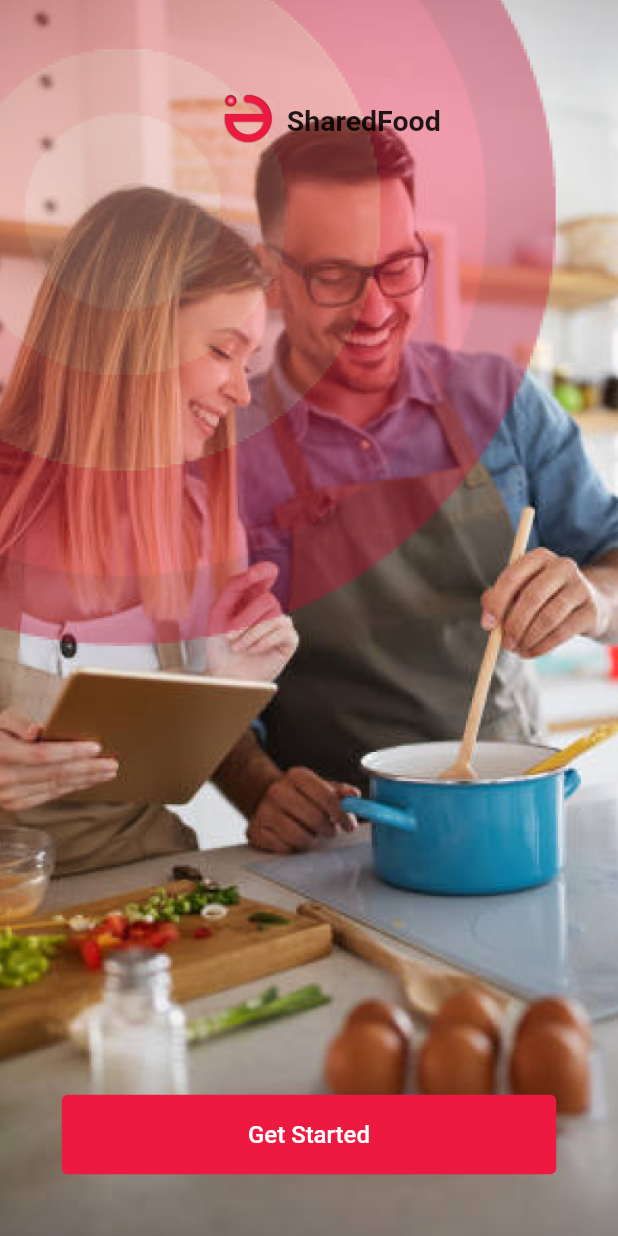
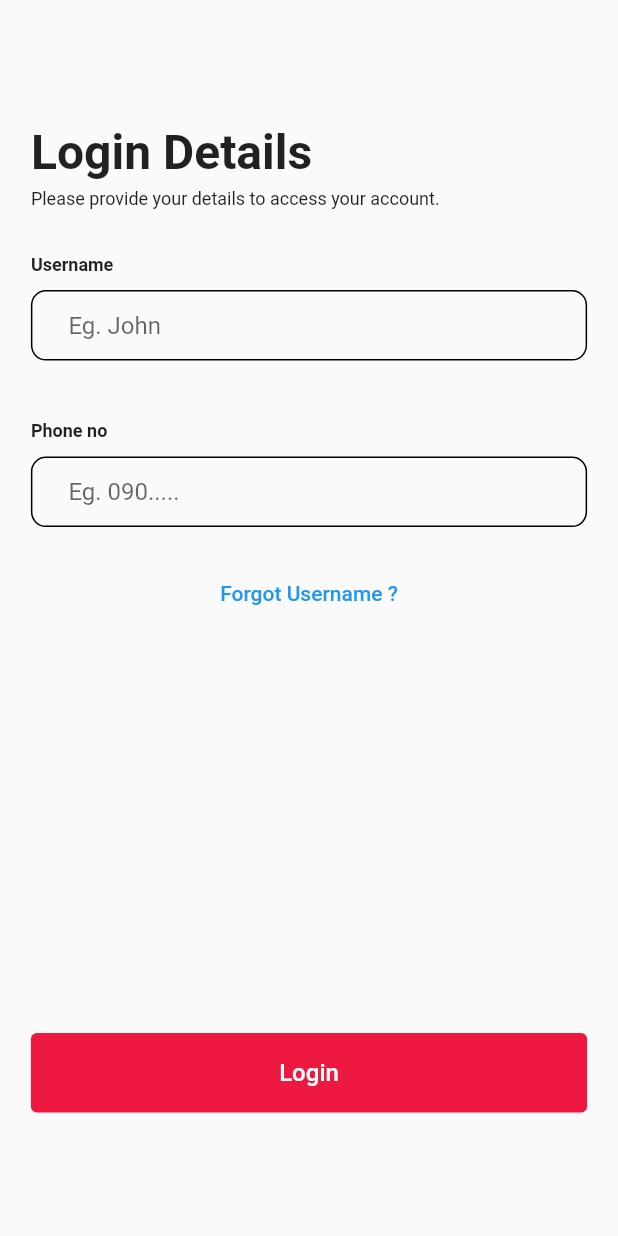
Before and after one commit to festgo12/shareFood_mobile, a Flutter app: the GetStartedScreen screen opened by its route, after a tap on "Get Started", on a phone screen of 412 x 824 dp. Run offline on Flutter 3.47's test engine with Material 2 defaults, Android fonts, the phone set to English and light mode, and no system bars; our stand-ins replace country_picker.

Commit message:
built login screen and verify phone screen

```diff
--- a/lib/core/route_names.dart
+++ b/lib/core/route_names.dart
@@ -1,5 +1,8 @@
 import 'package:flutter/cupertino.dart';
 import 'package:flutter/material.dart';
+import 'package:shared_food/ui/screens/auth_screen/login_screen.dart';
+import 'package:shared_food/ui/screens/auth_screen/otp_screen.dart';
+import 'package:shared_food/ui/screens/auth_screen/verify_mobile_num_screen.dart';
 import 'package:shared_food/ui/screens/onboarding_screens/get_started_screen.dart';
 import 'package:shared_food/ui/screens/onboarding_screens/onboarding_screen.dart';
 import '../ui/screens/splash_screen.dart';
@@ -9,6 +12,9 @@ class RouteNames{
   static const String splashScreen = 'splashScreen';
   static const String onBoardingScreen = 'onBoardingScreen';
   static const String getStartedScreen = 'getStartedScreen';
+  static const String loginScreen = 'loginScreen';
+  static const String verifyMobileScreen = 'verifyMobileScreen';
+  static const String otpScreen = 'otpScreen';
 
 
 
@@ -16,6 +22,9 @@ class RouteNames{
     splashScreen: (context) => const SplashScreen(),
     onBoardingScreen: (context) => const OnBoardingScreen(),
     getStartedScreen: (context) => const GetStartedScreen(),
+    loginScreen: (context) => const LoginScreen(),
+    verifyMobileScreen: (context) => const VerifyMobileScreen(),
+    otpScreen: (context) => const OtpScreen(),
   };
 
 
@@ -27,6 +36,12 @@ class RouteNames{
         return MaterialPageRoute(builder: (context) => const OnBoardingScreen());
       case getStartedScreen:
         return MaterialPageRoute(builder: (context) => const GetStartedScreen());
+      case loginScreen:
+        return MaterialPageRoute(builder: (context) => const LoginScreen());
+      case verifyMobileScreen:
+        return MaterialPageRoute(builder: (context) => const VerifyMobileScreen());
+      case otpScreen:
+        return MaterialPageRoute(builder: (context) => const OtpScreen());
 
     //Default Route is error route
       default:
--- /dev/null
+++ b/lib/ui/screens/auth_screen/login_screen.dart
@@ -0,0 +1,78 @@
+import 'package:flutter/material.dart';
+import 'package:shared_food/ui/size_config/size_config_impl2.dart';
+import 'package:shared_food/widgets/custom_botton.dart';
+import 'package:shared_food/widgets/custom_textField.dart';
+
+import '../../../core/route_names.dart';
+
+class LoginScreen extends StatefulWidget {
+  const LoginScreen({Key? key}) : super(key: key);
+
+  @override
+  State<LoginScreen> createState() => _LoginScreenState();
+}
+
+class _LoginScreenState extends State<LoginScreen> {
+  @override
+  Widget build(BuildContext context) {
+    return Scaffold(
+      body: Padding(
+        padding:  EdgeInsets.symmetric(horizontal:SizeConfig.widthOf(5),vertical: SizeConfig.heightOf(10)),
+        child: Column(
+         crossAxisAlignment: CrossAxisAlignment.start,
+          children:  [
+            Text('Login Details',style: TextStyle(
+              fontSize: 32,
+              fontWeight: FontWeight.bold
+            ),),
+            SizedBox(height: 5,),
+            Text('Please provide your details to access your account.',style: TextStyle(
+                fontSize: 12,
+              fontWeight: FontWeight.w400
+            ),),
+            SizedBox(height: 30,),
+            Text('Username',style: TextStyle(
+                fontSize: 12,
+                fontWeight: FontWeight.w600
+            ),),
+            SizedBox(height: 10,),
+            BoxTextField(
+              hint: 'Eg. John ',
+            ),
+            SizedBox(height: 40,),
+            Text('Phone no',style: TextStyle(
+                fontSize: 12,
+                fontWeight: FontWeight.w600
+            ),),
+            SizedBox(height: 10,),
+            BoxTextField(
+              hint: 'Eg. 090..... ',
+              textInputType: TextInputType.phone,
+            ),
+            SizedBox(height: 20,),
+            Center(
+              child: TextButton(
+                  onPressed: (){},
+                  child: Text('Forgot Username ?')
+              ),
+            ),
+            Spacer(),
+            Row(
+              children: [
+                Expanded(
+                  child: CustomButton(
+                    text: 'Login',
+                    onPressed: (){
+                      Navigator.pushNamed(context, RouteNames.verifyMobileScreen);
+                    },
+                    backgroundColor: Color(0xffED1940),
+                  ),
+                ),
+              ],
+            )
+          ],
+        ),
+      ),
+    );
+  }
+}
--- a/lib/ui/screens/onboarding_screens/get_started_screen.dart
+++ b/lib/ui/screens/onboarding_screens/get_started_screen.dart
@@ -1,6 +1,8 @@
 import 'package:flutter/material.dart';
 import 'package:shared_food/ui/size_config/size_config_impl2.dart';
 import 'package:shared_food/widgets/custom_botton.dart';
+
+import '../../../core/route_names.dart';
 
 class GetStartedScreen extends StatelessWidget {
   const GetStartedScreen({Key? key}) : super(key: key);
@@ -63,7 +65,9 @@ class GetStartedScreen extends StatelessWidget {
                   Expanded(
                     child: CustomButton(
                       text: 'Get Started',
-                      onPressed: (){},
+                      onPressed: (){
+                        Navigator.pushNamed(context, RouteNames.loginScreen);
+                      },
                       backgroundColor: Color(0xffED1940),
                     ),
                   ),
--- /dev/null
+++ b/lib/widgets/custom_textField.dart
@@ -0,0 +1,74 @@
+import 'package:flutter/material.dart';
+//import 'package:vemdot_core/src/styles/styles.dart';
+
+typedef StringCallback<T> = String? Function(String?);
+class BoxTextField extends StatefulWidget {
+  final bool? readOnly;
+  final StringCallback? validator;
+  final String? label;
+  final bool? obscureText;
+  final VoidCallback? onTap;
+  final TextEditingController? controller;
+  final TextInputAction? textInputAction;
+  final TextInputType? textInputType;
+  final AutovalidateMode? autovalidateMode;
+  final String? hint;
+  final Widget? prefix;
+  const BoxTextField({
+    this.validator, this.label, this.obscureText, this.onTap, this.controller, this.readOnly, this.textInputAction = TextInputAction.done, this.textInputType, this.autovalidateMode, this.prefix, this.hint,
+  });
+
+  @override
+  _CustomTextFieldState createState() => _CustomTextFieldState();
+}
+
+class _CustomTextFieldState extends State<BoxTextField> {
+  late bool hide;
+  @override
+  void initState() {
+    super.initState();
+    hide = widget.obscureText ?? false;
+  }
+
+  @override
+  Widget build(BuildContext context) {
+    return TextFormField(
+      autovalidateMode: widget.autovalidateMode,
+      keyboardType: widget.textInputType,
+      textInputAction: widget.textInputAction,
+      readOnly: widget.readOnly ?? false,
+      controller: widget.controller,
+      onTap: widget.onTap,
+      obscureText: hide,
+      validator: widget.validator,
+      decoration: InputDecoration(
+        contentPadding: const EdgeInsets.symmetric(horizontal: 25, vertical: 14),
+        isDense: true,
+        prefixIcon: widget.prefix,
+        hintText: widget.hint,
+        suffixIcon: (widget.obscureText ?? false) ? IconButton(
+          onPressed: (){
+            setState(() => hide = !hide);
+          },
+          icon: !hide ? const Icon(Icons.visibility_outlined) :
+          const Icon(Icons.visibility_off_outlined),
+        ) : null,
+        filled: false,
+        label: widget.label == null ? null :
+        Text(widget.label!, style: const TextStyle(color: Color(0xff717171))),
+        border:  OutlineInputBorder(
+          borderSide: BorderSide(),
+          borderRadius: BorderRadius.all(Radius.circular(10)),
+        ),
+        enabledBorder:  OutlineInputBorder(
+          borderSide: BorderSide(),
+          borderRadius: BorderRadius.all(Radius.circular(10)),
+        ),
+        focusedBorder:  OutlineInputBorder(
+          borderSide: BorderSide(),
+          borderRadius: BorderRadius.all(Radius.circular(10)),
+        ),
+      ),
+    );
+  }
+}
--- a/pubspec.yaml
+++ b/pubspec.yaml
@@ -19,6 +19,7 @@ dev_dependencies:
   flutter_test:
     sdk: flutter
   flutter_svg: ^1.1.4
+  country_picker: ^2.0.15
 
   flutter_lints: ^2.0.0
 
```
Also changed, not shown: lib/ui/screens/auth_screen/otp_screen.dart (added, +22 -0 lines), lib/ui/screens/auth_screen/verify_mobile_num_screen.dart (added, +86 -0 lines), lib/widgets/slide_item.dart (+9 -31 lines), pubspec.lock.
